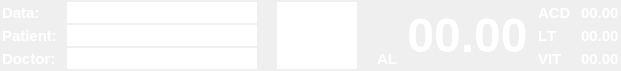
Old version of the form bigviewnumcur.ui in the repository siborion/siborion_american_scan.
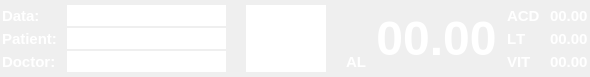
New version of the form.

```diff
--- a/bigviewnumcur.ui
+++ b/bigviewnumcur.ui
@@ -6,8 +6,8 @@
    <rect>
     <x>0</x>
     <y>0</y>
-    <width>621</width>
-    <height>71</height>
+    <width>590</width>
+    <height>77</height>
    </rect>
   </property>
   <property name="sizePolicy">
@@ -268,6 +268,12 @@
          <height>0</height>
         </size>
        </property>
+       <property name="maximumSize">
+        <size>
+         <width>380</width>
+         <height>16777215</height>
+        </size>
+       </property>
        <property name="font">
         <font>
          <family>MS Shell Dlg 2</family>
@@ -365,6 +371,12 @@
          <height>0</height>
         </size>
        </property>
+       <property name="maximumSize">
+        <size>
+         <width>380</width>
+         <height>16777215</height>
+        </size>
+       </property>
        <property name="font">
         <font>
          <family>MS Shell Dlg 2</family>
@@ -418,6 +430,12 @@
          <height>0</height>
         </size>
        </property>
+       <property name="maximumSize">
+        <size>
+         <width>380</width>
+         <height>16777215</height>
+        </size>
+       </property>
        <property name="font">
         <font>
          <family>MS Shell Dlg 2</family>
```
